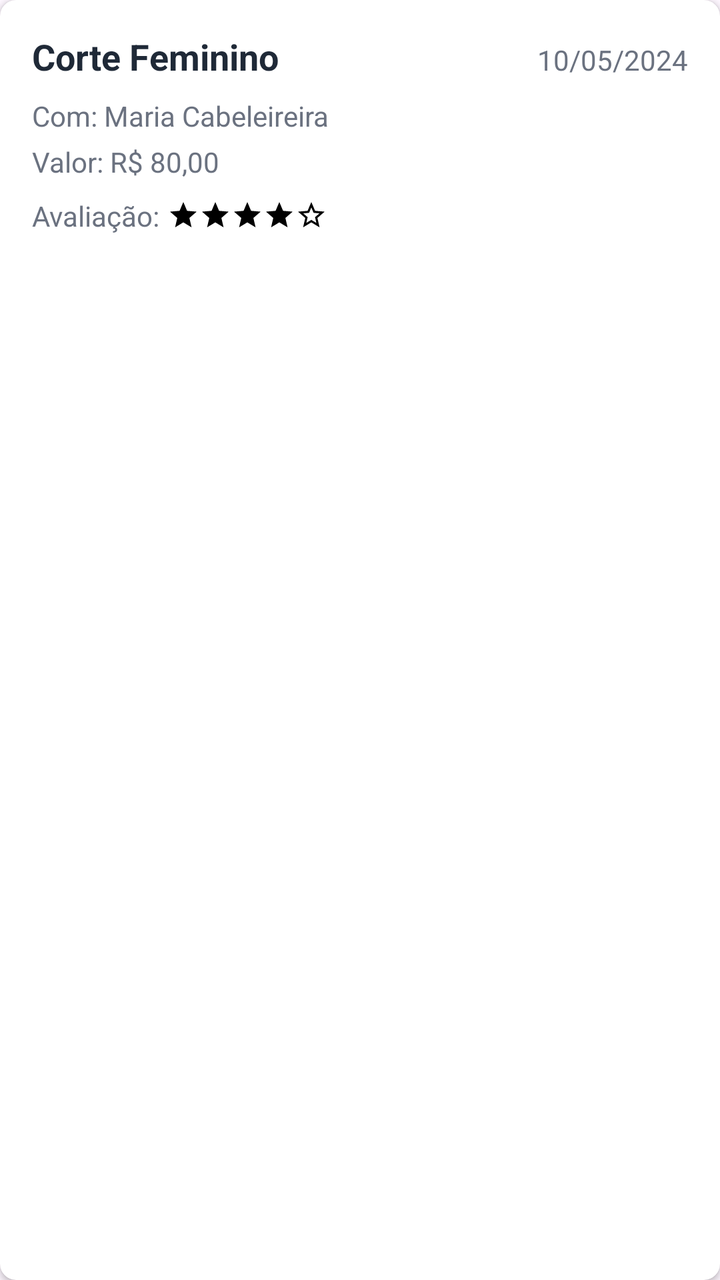
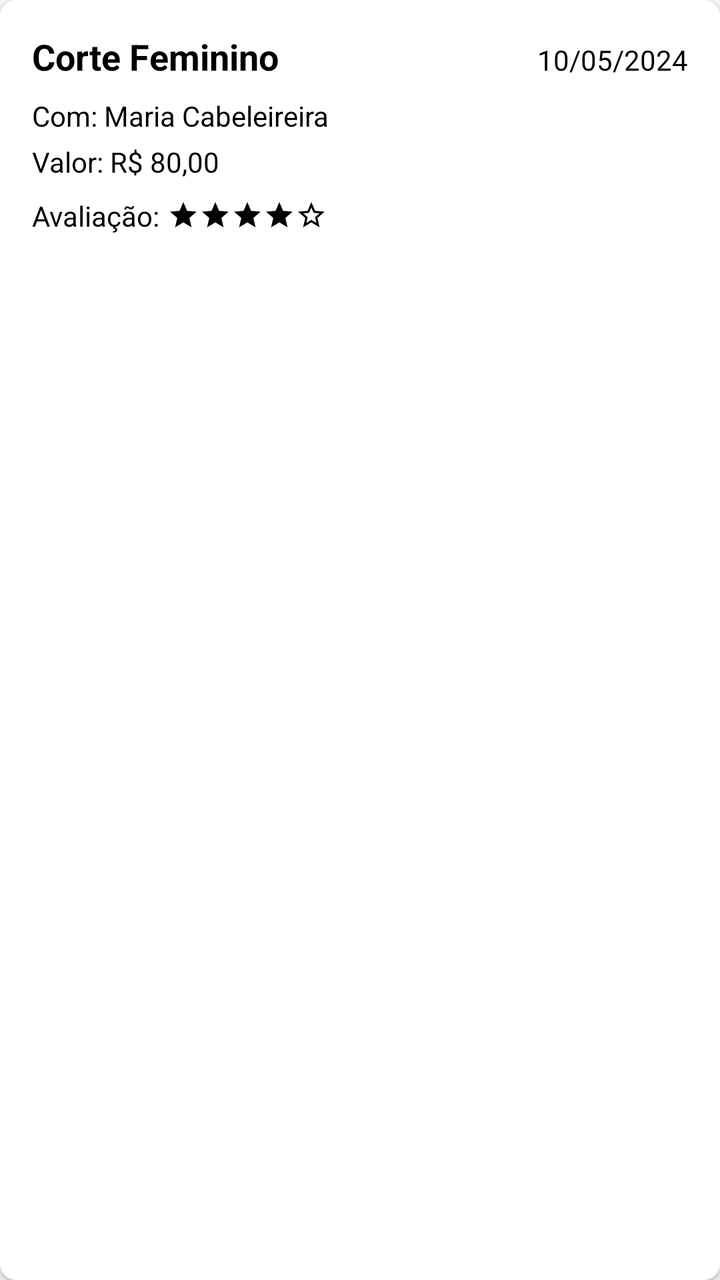

Screens rendered from an Android XML layout before and after an edit, with the pre-edit source and the edit as a unified diff.
<!-- AndroidManifest.xml: application theme Theme.SmartApp -->
<!-- res/layout/historico_category.xml -->
<?xml version="1.0" encoding="utf-8"?>
<androidx.cardview.widget.CardView xmlns:android="http://schemas.android.com/apk/res/android"
    xmlns:app="http://schemas.android.com/apk/res-auto"
    android:layout_width="match_parent"
    android:layout_height="wrap_content"
    app:cardCornerRadius="8dp"
    app:cardElevation="2dp"
    android:layout_marginBottom="16dp">

    <LinearLayout
        android:layout_width="match_parent"
        android:layout_height="wrap_content"
        android:orientation="vertical"
        android:padding="16dp">

        
        <LinearLayout
            android:layout_width="match_parent"
            android:layout_height="wrap_content"
            android:orientation="horizontal">

            <TextView
                android:id="@+id/nomeservico"
                android:layout_width="0dp"
                android:layout_height="wrap_content"
                android:layout_weight="1"
                android:text="Corte Feminino"
                android:textColor="#1F2937"
                android:textSize="18sp"
                android:textStyle="bold"/>

            <TextView
                android:id="@+id/servicodata"
                android:layout_width="wrap_content"
                android:layout_height="wrap_content"
                android:text="10/05/2024"
                android:textColor="#6B7280"
                android:textSize="14sp"/>
        </LinearLayout>

        
        <TextView
            android:id="@+id/nomeprof"
            android:layout_width="match_parent"
            android:layout_height="wrap_content"
            android:layout_marginTop="8dp"
            android:text="Com: Maria Cabeleireira"
            android:textColor="#6B7280"
            android:textSize="14sp"/>

        
        <TextView
            android:id="@+id/servicovalor"
            android:layout_width="match_parent"
            android:layout_height="wrap_content"
            android:layout_marginTop="4dp"
            android:text="Valor: R$ 80,00"
            android:textColor="#6B7280"
            android:textSize="14sp"/>

        
        <LinearLayout
            android:layout_width="match_parent"
            android:layout_height="wrap_content"
            android:layout_marginTop="8dp"
            android:orientation="horizontal"
            android:gravity="center_vertical">

            <TextView
                android:id="@+id/avaliacaoserv"
                android:layout_width="wrap_content"
                android:layout_height="wrap_content"
                android:text="Avaliação:"
                android:textColor="#6B7280"
                android:textSize="14sp"/>

            <LinearLayout
                android:id="@+id/ratingStars"
                android:layout_width="wrap_content"
                android:layout_height="wrap_content"
                android:layout_marginStart="4dp"
                android:orientation="horizontal">

                <ImageView
                    android:layout_width="16dp"
                    android:layout_height="16dp"
                    android:src="@drawable/ic_star_filled"
                    android:contentDescription="Estrela 1"/>

                <ImageView
                    android:layout_width="16dp"
                    android:layout_height="16dp"
                    android:src="@drawable/ic_star_filled"
                    android:contentDescription="Estrela 2"/>

                <ImageView
                    android:layout_width="16dp"
                    android:layout_height="16dp"
                    android:src="@drawable/ic_star_filled"
                    android:contentDescription="Estrela 3"/>

                <ImageView
                    android:layout_width="16dp"
                    android:layout_height="16dp"
                    android:src="@drawable/ic_star_filled"
                    android:contentDescription="Estrela 4"/>

                <ImageView
                    android:layout_width="16dp"
                    android:layout_height="16dp"
                    android:src="@drawable/ic_star_empty"
                    android:contentDescription="Estrela 5"/>
            </LinearLayout>
        </LinearLayout>
    </LinearLayout>
</androidx.cardview.widget.CardView>
<!-- resources referenced by this layout -->
<resources>
  <!-- drawable ic_star_empty (drawable) -->
  <vector xmlns:android="http://schemas.android.com/apk/res/android" android:height="24dp" android:tint="#000000" android:viewportHeight="24" android:viewportWidth="24" android:width="24dp">
        
      <path android:fillColor="@android:color/white" android:pathData="M22,9.24l-7.19,-0.62L12,2 9.19,8.63 2,9.24l5.46,4.73L5.82,21 12,17.27 18.18,21l-1.63,-7.03L22,9.24zM12,15.4l-3.76,2.27 1,-4.28 -3.32,-2.88 4.38,-0.38L12,6.1l1.71,4.04 4.38,0.38 -3.32,2.88 1,4.28L12,15.4z"/>
      
  </vector>
  <!-- drawable ic_star_filled (drawable) -->
  <vector xmlns:android="http://schemas.android.com/apk/res/android" android:height="24dp" android:tint="#000000" android:viewportHeight="24" android:viewportWidth="24" android:width="24dp">
        
      <path android:fillColor="@android:color/white" android:pathData="M12,17.27L18.18,21l-1.64,-7.03L22,9.24l-7.19,-0.61L12,2 9.19,8.63 2,9.24l5.46,4.73L5.82,21z"/>
      
  </vector>
  <style name="Theme.SmartApp" parent="Base.Theme.SmartApp" />
  <style name="Base.Theme.SmartApp" parent="Theme.Material3.DayNight.NoActionBar" />
</resources>

<!-- the commit's change to res/layout/historico_category.xml (unified diff, before → after) -->
@@ -5,19 +5,22 @@
     android:layout_height="wrap_content"
     app:cardCornerRadius="8dp"
     app:cardElevation="2dp"
+    app:cardBackgroundColor="@color/white"
     android:layout_marginBottom="16dp">
 
     <LinearLayout
         android:layout_width="match_parent"
         android:layout_height="wrap_content"
         android:orientation="vertical"
-        android:padding="16dp">
+        android:padding="16dp"
+        android:background="@color/white">
 
         
         <LinearLayout
             android:layout_width="match_parent"
             android:layout_height="wrap_content"
-            android:orientation="horizontal">
+            android:orientation="horizontal"
+            android:background="@color/white">
 
             <TextView
                 android:id="@+id/nomeservico"
@@ -25,7 +28,7 @@
                 android:layout_height="wrap_content"
                 android:layout_weight="1"
                 android:text="Corte Feminino"
-                android:textColor="#1F2937"
+                android:textColor="@android:color/black"
                 android:textSize="18sp"
                 android:textStyle="bold"/>
 
@@ -34,7 +37,7 @@
                 android:layout_width="wrap_content"
                 android:layout_height="wrap_content"
                 android:text="10/05/2024"
-                android:textColor="#6B7280"
+                android:textColor="@android:color/black"
                 android:textSize="14sp"/>
         </LinearLayout>
 
@@ -45,7 +48,7 @@
             android:layout_height="wrap_content"
             android:layout_marginTop="8dp"
             android:text="Com: Maria Cabeleireira"
-            android:textColor="#6B7280"
+            android:textColor="@android:color/black"
             android:textSize="14sp"/>
 
         
@@ -55,7 +58,7 @@
             android:layout_height="wrap_content"
             android:layout_marginTop="4dp"
             android:text="Valor: R$ 80,00"
-            android:textColor="#6B7280"
+            android:textColor="@android:color/black"
             android:textSize="14sp"/>
 
         
@@ -64,14 +67,15 @@
             android:layout_height="wrap_content"
             android:layout_marginTop="8dp"
             android:orientation="horizontal"
-            android:gravity="center_vertical">
+            android:gravity="center_vertical"
+            android:background="@color/white">
 
             <TextView
                 android:id="@+id/avaliacaoserv"
                 android:layout_width="wrap_content"
                 android:layout_height="wrap_content"
                 android:text="Avaliação:"
-                android:textColor="#6B7280"
+                android:textColor="@android:color/black"
                 android:textSize="14sp"/>
 
             <LinearLayout
@@ -79,37 +83,43 @@
                 android:layout_width="wrap_content"
                 android:layout_height="wrap_content"
                 android:layout_marginStart="4dp"
-                android:orientation="horizontal">
+                android:orientation="horizontal"
+                android:background="@color/white">
 
                 <ImageView
                     android:layout_width="16dp"
                     android:layout_height="16dp"
                     android:src="@drawable/ic_star_filled"
-                    android:contentDescription="Estrela 1"/>
+                    android:contentDescription="Estrela 1"
+                    app:tint="@android:color/black" />
 
                 <ImageView
                     android:layout_width="16dp"
                     android:layout_height="16dp"
                     android:src="@drawable/ic_star_filled"
-                    android:contentDescription="Estrela 2"/>
+                    android:contentDescription="Estrela 2"
+                    app:tint="@android:color/black" />
 
                 <ImageView
                     android:layout_width="16dp"
                     android:layout_height="16dp"
                     android:src="@drawable/ic_star_filled"
-                    android:contentDescription="Estrela 3"/>
+                    android:contentDescription="Estrela 3"
+                    app:tint="@android:color/black" />
 
                 <ImageView
                     android:layout_width="16dp"
                     android:layout_height="16dp"
                     android:src="@drawable/ic_star_filled"
-                    android:contentDescription="Estrela 4"/>
+                    android:contentDescription="Estrela 4"
+                    app:tint="@android:color/black" />
 
                 <ImageView
                     android:layout_width="16dp"
                     android:layout_height="16dp"
                     android:src="@drawable/ic_star_empty"
-                    android:contentDescription="Estrela 5"/>
+                    android:contentDescription="Estrela 5"
+                    app:tint="@android:color/black" />
             </LinearLayout>
         </LinearLayout>
     </LinearLayout>
<!-- resource entries referenced after the edit -->
@@ -1,5 +1,6 @@
 <!-- resources referenced by this layout -->
 <resources>
+  <color name="white">#FFFFFFFF</color>
   <!-- drawable ic_star_empty (drawable) -->
   <vector xmlns:android="http://schemas.android.com/apk/res/android" android:height="24dp" android:tint="#000000" android:viewportHeight="24" android:viewportWidth="24" android:width="24dp">
         
